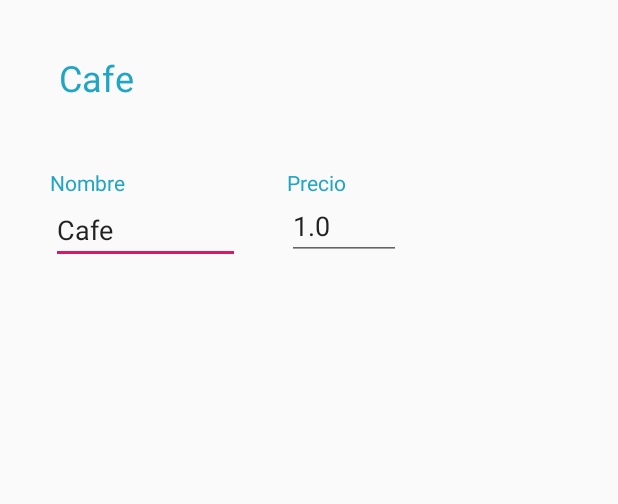
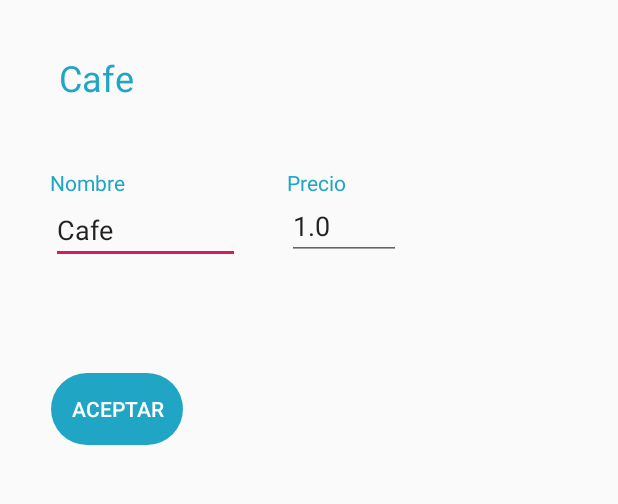
Before and after one commit to mikels111/Desayunos, an Android app: the Admin_productos screen opened directly, with no data from a screen before it, after a tap on "Cafe", on a phone screen of 412 x 824 dp, the part 84-588 px from its top. Run offline under Robolectric (Android 15) with nearby library versions, the phone set to English and light mode, and no system bars.

Commit message:
Actividad mantenimiento de productos con textos cargados de bbdd y opción de modificar nombre y precios del producto

```diff
--- a/app/src/main/java/com/example/desayunoscebanc/Actividad_4.java
+++ b/app/src/main/java/com/example/desayunoscebanc/Actividad_4.java
@@ -85,7 +85,7 @@ public class Actividad_4 extends AppCompatActivity {
         final double preciofinal=bun.getDouble("precioFinal");
 
         //Base de Datos
-        BDSQLiteHelper bdDesayunos = new BDSQLiteHelper(this, "BDDesayunos", null, 10);
+        BDSQLiteHelper bdDesayunos = new BDSQLiteHelper(this, "BDDesayunos", null, 11);
         final SQLiteDatabase bd = bdDesayunos.getWritableDatabase();
 
         contrasena.setOnFocusChangeListener(new View.OnFocusChangeListener() {
--- a/app/src/main/java/com/example/desayunoscebanc/Actividad_admin.java
+++ b/app/src/main/java/com/example/desayunoscebanc/Actividad_admin.java
@@ -42,7 +42,7 @@ public class Actividad_admin extends AppCompatActivity{
         ArrayList<Cliente> listaCliente=new ArrayList<>();
 
         //Base de Datos
-        BDSQLiteHelper bdDesayunos = new BDSQLiteHelper(this, "BDDesayunos", null, 10);
+        BDSQLiteHelper bdDesayunos = new BDSQLiteHelper(this, "BDDesayunos", null, 11);
         final SQLiteDatabase bd = bdDesayunos.getWritableDatabase();
 
 
--- a/app/src/main/java/com/example/desayunoscebanc/Admin_productos.java
+++ b/app/src/main/java/com/example/desayunoscebanc/Admin_productos.java
@@ -3,15 +3,19 @@ package com.example.desayunoscebanc;
 import androidx.appcompat.app.AppCompatActivity;
 
 import android.content.Intent;
+import android.database.Cursor;
+import android.database.sqlite.SQLiteDatabase;
 import android.graphics.Color;
 import android.graphics.drawable.ColorDrawable;
 import android.os.Bundle;
 import android.view.View;
 import android.widget.LinearLayout;
+import android.widget.TextView;
 
 public class Admin_productos extends AppCompatActivity {
 
     LinearLayout cafe,te,infu,cacao,agua,suizo,croissant,bizcocho,tortilla,jamon,chatka,sandia,melon,pina;
+    TextView txtcafe,txtTe,txtInfu,txtCacao,txtAgua,txtSuizo,txtCroissant,txtBizcocho,txtTortilla,txtJamon,txtChatka,txtSandia,txtMelon,txtPina;
     @Override
     protected void onCreate(Bundle savedInstanceState) {
         super.onCreate(savedInstanceState);
@@ -19,105 +23,167 @@ public class Admin_productos extends AppCompatActivity {
         //color en las barras
         getWindow().setStatusBarColor(Color.parseColor("#21A5C5"));
         getSupportActionBar().setBackgroundDrawable(new ColorDrawable(Color.parseColor("#21A5C5")));
+        //horizontalViews
+        {
+            cafe = findViewById(R.id.HorizontalCafe);
+            te = findViewById(R.id.HorizontalTe);
+            infu = findViewById(R.id.HorizontalInfu);
+            cacao = findViewById(R.id.HorizontalCacao);
+            agua = findViewById(R.id.horizontalAgua);
+            suizo = findViewById(R.id.horizontalBollo);
+            croissant = findViewById(R.id.horizontalCroissant);
+            bizcocho = findViewById(R.id.horizontalBizco);
+            tortilla = findViewById(R.id.horizontalTortilla);
+            jamon = findViewById(R.id.horizontalJamon);
+            chatka = findViewById(R.id.horizontalChatka);
+            sandia = findViewById(R.id.horizontalSandia);
+            melon = findViewById(R.id.horizontalMelon);
+            pina = findViewById(R.id.horizontalPina);
+        }
+        //textViews
+        {
+          txtcafe=findViewById(R.id.txtCafe);
+          txtTe=findViewById(R.id.txtTe);
+          txtInfu=findViewById(R.id.txtInfu);
+          txtCacao=findViewById(R.id.txtCacao);
+          txtAgua=findViewById(R.id.txtAgua);
+          txtSuizo=findViewById(R.id.txtSuizo);
+          txtCroissant=findViewById(R.id.txtCroissant);
+          txtBizcocho=findViewById(R.id.txtBizcocho);
+          txtTortilla=findViewById(R.id.txtTortilla);
+          txtJamon=findViewById(R.id.txtJamon);
+          txtChatka=findViewById(R.id.txtChatka);
+          txtSandia=findViewById(R.id.txtSandia);
+          txtMelon=findViewById(R.id.txtMelon);
+          txtPina=findViewById(R.id.txtPina);
+        }
 
-        cafe=findViewById(R.id.HorizontalCafe);
-        te=findViewById(R.id.HorizontalTe);
-        infu=findViewById(R.id.HorizontalInfu);
-        cacao=findViewById(R.id.HorizontalCacao);
-        agua=findViewById(R.id.horizontalAgua);
-        suizo=findViewById(R.id.horizontalBollo);
-        croissant=findViewById(R.id.horizontalCroissant);
-        bizcocho=findViewById(R.id.horizontalBizco);
-        tortilla=findViewById(R.id.horizontalTortilla);
-        jamon=findViewById(R.id.horizontalJamon);
-        chatka=findViewById(R.id.horizontalChatka);
-        sandia=findViewById(R.id.horizontalSandia);
-        melon=findViewById(R.id.horizontalMelon);
-        pina=findViewById(R.id.horizontalPina);
+        BDSQLiteHelper bdDesayunos = new BDSQLiteHelper(this, "BDDesayunos", null, 11);
+        final SQLiteDatabase bd = bdDesayunos.getWritableDatabase();
+
+
+        Cursor c = bd.rawQuery("SELECT CodProducto,Nombre FROM Producto", null);
+        if(c.moveToFirst()){
+            do{
+                int codProducto=c.getInt(0);
+                String nomb = c.getString(1);
+                if(codProducto==1){
+                    txtcafe.setText(nomb);
+                }else if(codProducto==2){
+                    txtTe.setText(nomb);
+                }else if(codProducto==3){
+                    txtInfu.setText(nomb);
+                }else if(codProducto==4){
+                    txtCacao.setText(nomb);
+                }else if(codProducto==5){
+                    txtAgua.setText(nomb);
+                }else if(codProducto==6){
+                    txtSuizo.setText(nomb);
+                }else if(codProducto==7){
+                    txtCroissant.setText(nomb);
+                }else if(codProducto==8){
+                    txtBizcocho.setText(nomb);
+                }else if (codProducto==9){
+                    txtTortilla.setText(nomb);
+                }else if(codProducto==10){
+                    txtJamon.setText(nomb);
+                }else if(codProducto==11){
+                    txtChatka.setText(nomb);
+                }else if(codProducto==12){
+                    txtSandia.setText(nomb);
+                }else if(codProducto==13){
+                    txtMelon.setText(nomb);
+                }else if (codProducto==14){
+                    txtPina.setText(nomb);
+                }
+
+
+            }while(c.moveToNext());
+        }
 
 
         cafe.setOnClickListener(new View.OnClickListener() {
             @Override
             public void onClick(View v) {
-                modificarProducto("Cafe");
+                modificarProducto(txtcafe.getText().toString());
             }
         });
         te.setOnClickListener(new View.OnClickListener() {
             @Override
             public void onClick(View v) {
-                modificarProducto("Te");
+                modificarProducto(txtTe.getText().toString());
             }
         });
         infu.setOnClickListener(new View.OnClickListener() {
             @Override
             public void onClick(View v) {
-                modificarProducto("Infusion");
+                modificarProducto(txtInfu.getText().toString());
             }
         });
         cacao.setOnClickListener(new View.OnClickListener() {
             @Override
             public void onClick(View v) {
-                modificarProducto("Cacao");
+                modificarProducto(txtCacao.getText().toString());
             }
         });
         agua.setOnClickListener(new View.OnClickListener() {
             @Override
             public void onClick(View v) {
-                modificarProducto("Agua");
+                modificarProducto(txtAgua.getText().toString());
             }
         });
         suizo.setOnClickListener(new View.OnClickListener() {
             @Override
             public void onClick(View v) {
-                modificarProducto("Bollo Suizo");
+                modificarProducto(txtSuizo.getText().toString());
             }
         });
         croissant.setOnClickListener(new View.OnClickListener() {
             @Override
             public void onClick(View v) {
-                modificarProducto("Croissant");
+                modificarProducto(txtCroissant.getText().toString());
             }
         });
         bizcocho.setOnClickListener(new View.OnClickListener() {
             @Override
             public void onClick(View v) {
-                modificarProducto("Bizcocho");
+                modificarProducto(txtBizcocho.getText().toString());
             }
         });
         tortilla.setOnClickListener(new View.OnClickListener() {
             @Override
             public void onClick(View v) {
-                modificarProducto("Tortilla");
+                modificarProducto(txtTortilla.getText().toString());
             }
         });
         jamon.setOnClickListener(new View.OnClickListener() {
             @Override
             public void onClick(View v) {
-                modificarProducto("Jamon");
+                modificarProducto(txtJamon.getText().toString());
             }
         });
         chatka.setOnClickListener(new View.OnClickListener() {
             @Override
             public void onClick(View v) {
-                modificarProducto("Chatka");
+                modificarProducto(txtChatka.getText().toString());
             }
         });
         sandia.setOnClickListener(new View.OnClickListener() {
             @Override
             public void onClick(View v) {
-                modificarProducto("Sandia");
+                modificarProducto(txtSandia.getText().toString());
             }
         });
         melon.setOnClickListener(new View.OnClickListener() {
             @Override
             public void onClick(View v) {
-                modificarProducto("Melon");
+                modificarProducto(txtMelon.getText().toString());
             }
         });
         pina.setOnClickListener(new View.OnClickListener() {
             @Override
             public void onClick(View v) {
-                modificarProducto("Piña");
+                modificarProducto(txtPina.getText().toString());
             }
         });
     }
@@ -125,5 +191,6 @@ public class Admin_productos extends AppCompatActivity {
         Intent intent=new Intent(Admin_productos.this,ModificarInfoProducto.class);
         intent.putExtra("producto",nombre);
         startActivity(intent);
+        finish();
     }
 }
--- a/app/src/main/java/com/example/desayunoscebanc/BDSQLiteHelper.java
+++ b/app/src/main/java/com/example/desayunoscebanc/BDSQLiteHelper.java
@@ -23,7 +23,8 @@ public class BDSQLiteHelper extends SQLiteOpenHelper {
     String producto="CREATE TABLE Producto(" +
             "CodProducto INTEGER PRIMARY KEY AUTOINCREMENT," +
             "Nombre VARCHAR(40)," +
-            "Precio DOUBLE(2,2))";
+            "Precio DOUBLE(2,2)," +
+            "UNIQUE(Nombre))";
 
     String pedido="CREATE TABLE Pedido(" +
             "CodPedido INTEGER PRIMARY KEY AUTOINCREMENT," +
@@ -69,7 +70,7 @@ public class BDSQLiteHelper extends SQLiteOpenHelper {
 
     @Override
     public void onUpgrade(SQLiteDatabase bd, int oldVersion, int newVersion) {
-        if(oldVersion<10){
+        if(oldVersion<11){
             bd.execSQL("DROP TABLE IF EXISTS Cliente");
             bd.execSQL("DROP TABLE IF EXISTS Producto");
             bd.execSQL("DROP TABLE IF EXISTS Pedido");
--- a/app/src/main/java/com/example/desayunoscebanc/MainActivity.java
+++ b/app/src/main/java/com/example/desayunoscebanc/MainActivity.java
@@ -26,7 +26,7 @@ public class MainActivity extends AppCompatActivity {
         getSupportActionBar().setBackgroundDrawable(new ColorDrawable(Color.parseColor("#21A5C5")));
 
         //Base de Datos
-        BDSQLiteHelper bdDesayunos = new BDSQLiteHelper(this, "BDDesayunos", null, 10);
+        BDSQLiteHelper bdDesayunos = new BDSQLiteHelper(this, "BDDesayunos", null, 11);
         SQLiteDatabase bd = bdDesayunos.getWritableDatabase();
 
 
--- a/app/src/main/java/com/example/desayunoscebanc/ModificarCliente.java
+++ b/app/src/main/java/com/example/desayunoscebanc/ModificarCliente.java
@@ -27,7 +27,7 @@ public class ModificarCliente extends AppCompatActivity {
         getSupportActionBar().setBackgroundDrawable(new ColorDrawable(Color.parseColor("#21A5C5")));
 
         //Base de Datos
-        BDSQLiteHelper bdDesayunos = new BDSQLiteHelper(this, "BDDesayunos", null, 10);
+        BDSQLiteHelper bdDesayunos = new BDSQLiteHelper(this, "BDDesayunos", null, 11);
         final SQLiteDatabase bd = bdDesayunos.getWritableDatabase();
 
         editNombre=findViewById(R.id.editNombre);
@@ -72,7 +72,7 @@ public class ModificarCliente extends AppCompatActivity {
                                 "email='" + editEmail.getText() + "'," +
                                 "telefono='" + editTelefono.getText() + "'WHERE codCliente=" + codCliente + "");
                     }catch(Exception e){
-                        Toast aviso = Toast.makeText(getApplicationContext(), "Ese nombre ya existe", Toast.LENGTH_SHORT);
+                        Toast aviso = Toast.makeText(getApplicationContext(), "Ese nombre de producto ya existe", Toast.LENGTH_SHORT);
                         aviso.show();
                     }
 
--- a/app/src/main/java/com/example/desayunoscebanc/ModificarInfoProducto.java
+++ b/app/src/main/java/com/example/desayunoscebanc/ModificarInfoProducto.java
@@ -8,12 +8,16 @@ import android.database.sqlite.SQLiteDatabase;
 import android.graphics.Color;
 import android.graphics.drawable.ColorDrawable;
 import android.os.Bundle;
+import android.view.View;
+import android.widget.Button;
 import android.widget.EditText;
 import android.widget.TextView;
+import android.widget.Toast;
 
 public class ModificarInfoProducto extends AppCompatActivity {
     TextView prueba;
     EditText editNombre, editPrecio;
+    Button btnAceptar;
     @Override
     protected void onCreate(Bundle savedInstanceState) {
         super.onCreate(savedInstanceState);
@@ -25,23 +29,52 @@ public class ModificarInfoProducto extends AppCompatActivity {
 
         editNombre =findViewById(R.id.editNombre);
         editPrecio =findViewById(R.id.editPrecio);
+        btnAceptar=findViewById(R.id.btnAceptar);
 
         Intent intent=getIntent();
-        String producto=intent.getStringExtra("producto");
+        final String producto=intent.getStringExtra("producto");
         prueba=findViewById(R.id.textView57);
         prueba.setText(producto);
 
         //Base de Datos
-        BDSQLiteHelper bdDesayunos = new BDSQLiteHelper(this, "BDDesayunos", null, 10);
-        SQLiteDatabase bd = bdDesayunos.getWritableDatabase();
+        BDSQLiteHelper bdDesayunos = new BDSQLiteHelper(this, "BDDesayunos", null, 11);
+        final SQLiteDatabase bd = bdDesayunos.getWritableDatabase();
 
 
-            Cursor c = bd.rawQuery("SELECT Nombre,Precio FROM Producto WHERE Nombre='" + producto + "'", null);
-            c.moveToFirst();
-            String nomb = c.getString(0);
-            Double precio = c.getDouble(1);
-            editNombre.setText(nomb);
-            editPrecio.setText(precio.toString());
+        Cursor c = bd.rawQuery("SELECT CodProducto,Nombre,Precio FROM Producto WHERE Nombre='" + producto + "'", null);
+        c.moveToFirst();
+        final int codProducto=c.getInt(0);
+        String nomb = c.getString(1);
+        Double precio = c.getDouble(2);
+
+        editNombre.setText(nomb);
+        editPrecio.setText(precio.toString());
+        c.close();
+
+        btnAceptar.setOnClickListener(new View.OnClickListener() {
+            @Override
+            public void onClick(View v) {
+               Cursor c=bd.rawQuery("SELECT COUNT(*) FROM Producto WHERE Nombre='"+editNombre.getText()+"' AND Precio="+editPrecio.getText()+"",null);
+               c.moveToFirst();
+               int count=c.getInt(0);
+               if(count>0){
+                   Toast aviso = Toast.makeText(getApplicationContext(), "Ese producto ya está registrado", Toast.LENGTH_SHORT);
+                   aviso.show();
+               }else{
+                   try {
+                       bd.execSQL("UPDATE Producto SET Nombre='"+editNombre.getText()+"', Precio="+editPrecio.getText()+" WHERE CodProducto="+codProducto+"");
+                   }catch(Exception e){
+                       Toast aviso = Toast.makeText(getApplicationContext(), "Ese nombre ya existe", Toast.LENGTH_SHORT);
+                       aviso.show();
+                   }
+
+               }
+                Intent intent=new Intent(ModificarInfoProducto.this,Admin_productos.class);
+                startActivity(intent);
+                finish();
+
+            }
+        });
 
 
     }
--- a/app/src/main/res/layout/activity_actividad_2.xml
+++ b/app/src/main/res/layout/activity_actividad_2.xml
@@ -267,7 +267,7 @@
         android:layout_width="wrap_content"
         android:layout_height="wrap_content"
         android:text="Fruta"
-        android:textColor="#000000"
+        android:textColor="#21A5C5"
         android:textSize="18sp"
         app:layout_constraintBottom_toBottomOf="parent"
         app:layout_constraintEnd_toEndOf="parent"
@@ -281,7 +281,7 @@
         android:layout_width="wrap_content"
         android:layout_height="wrap_content"
         android:text="Bolleria"
-        android:textColor="#000000"
+        android:textColor="#21A5C5"
         android:textSize="18sp"
         app:layout_constraintBottom_toBottomOf="parent"
         app:layout_constraintEnd_toEndOf="parent"
@@ -415,7 +415,7 @@
         android:layout_width="wrap_content"
         android:layout_height="wrap_content"
         android:text="@string/pintxos"
-        android:textColor="#000000"
+        android:textColor="#21A5C5"
         android:textSize="18sp"
         app:layout_constraintBottom_toBottomOf="parent"
         app:layout_constraintEnd_toEndOf="parent"
--- a/app/src/main/res/layout/activity_actividad_4.xml
+++ b/app/src/main/res/layout/activity_actividad_4.xml
@@ -41,7 +41,7 @@
         android:layout_width="wrap_content"
         android:layout_height="wrap_content"
         android:text="Usuario"
-        android:textColor="#889091"
+        android:textColor="#21A5C5"
         android:textSize="18sp"
         app:layout_constraintBottom_toBottomOf="parent"
         app:layout_constraintEnd_toEndOf="parent"
--- a/app/src/main/res/layout/activity_modificar_cliente.xml
+++ b/app/src/main/res/layout/activity_modificar_cliente.xml
@@ -70,7 +70,7 @@
         android:layout_height="wrap_content"
         android:text="Modificación de Usuario"
 
-        android:textColor="#889091"
+        android:textColor="#21A5C5"
         android:textSize="18sp"
         app:layout_constraintBottom_toBottomOf="parent"
         app:layout_constraintEnd_toEndOf="parent"
--- a/app/src/main/res/layout/activity_modificar_info_producto.xml
+++ b/app/src/main/res/layout/activity_modificar_info_producto.xml
@@ -72,4 +72,18 @@
         app:layout_constraintStart_toStartOf="parent"
         app:layout_constraintTop_toTopOf="parent"
         app:layout_constraintVertical_bias="0.15" />
+
+    <Button
+        android:id="@+id/btnAceptar"
+        android:layout_width="wrap_content"
+        android:layout_height="wrap_content"
+        android:background="@drawable/bordes_redondos"
+        android:text="Aceptar"
+        android:textColor="#FFFFFF"
+        app:layout_constraintBottom_toBottomOf="parent"
+        app:layout_constraintEnd_toEndOf="parent"
+        app:layout_constraintHorizontal_bias="0.105"
+        app:layout_constraintStart_toStartOf="parent"
+        app:layout_constraintTop_toTopOf="parent"
+        app:layout_constraintVertical_bias="0.345" />
 </androidx.constraintlayout.widget.ConstraintLayout>
```
Also changed, not shown: app/src/main/java/com/example/desayunoscebanc/Actividad_1.java (+30 -26 lines), app/src/main/res/layout/activity_admin_productos.xml (+14 -1 lines).
